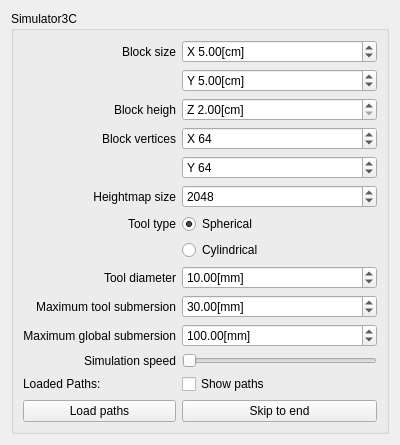
This is Controls/simulator3ccontrol.ui in smogork/SmoCAD as Qt 5 draws it before an edit. The edited form follows.
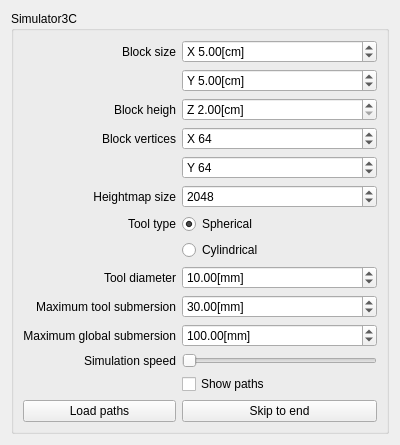
This is the edited form.

```diff
--- a/Controls/simulator3ccontrol.ui
+++ b/Controls/simulator3ccontrol.ui
@@ -295,7 +295,7 @@
       <item row="14" column="0">
        <widget class="QLabel" name="label_10">
         <property name="text">
-         <string>Loaded Paths:</string>
+         <string/>
         </property>
        </widget>
       </item>
```
Left out of the diff: 2 changed lines with no effect on the pictures.
